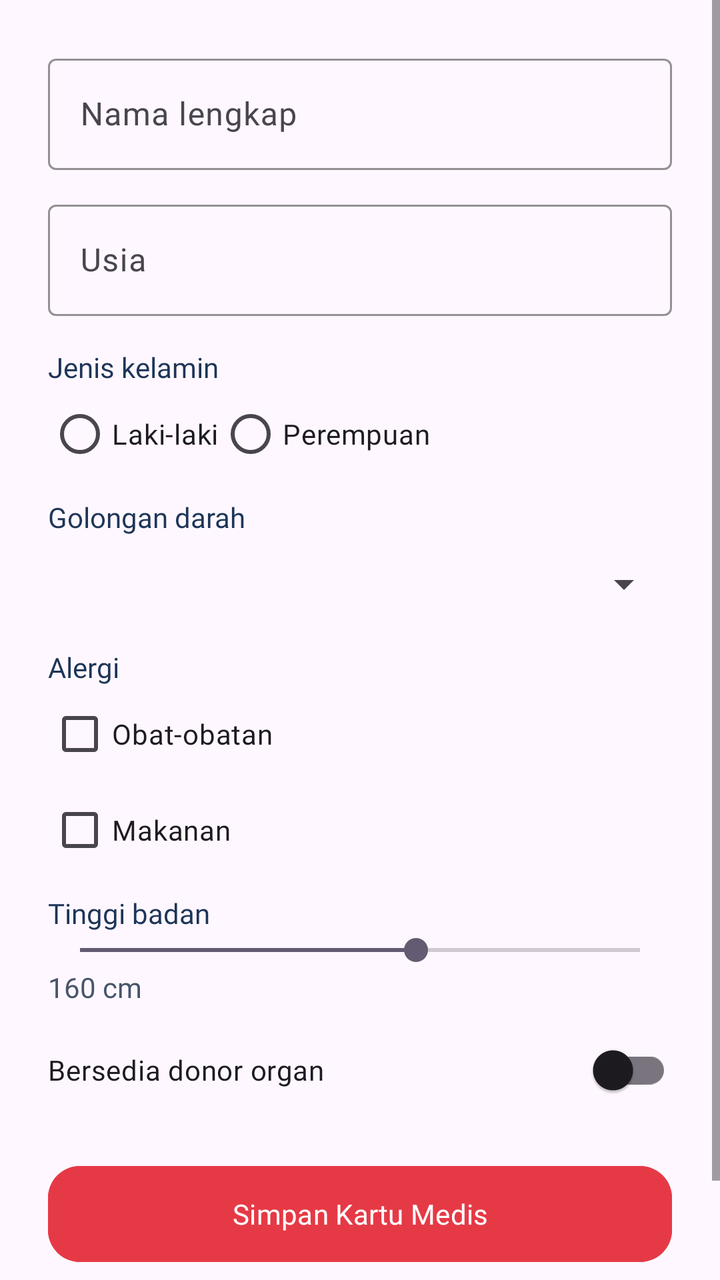
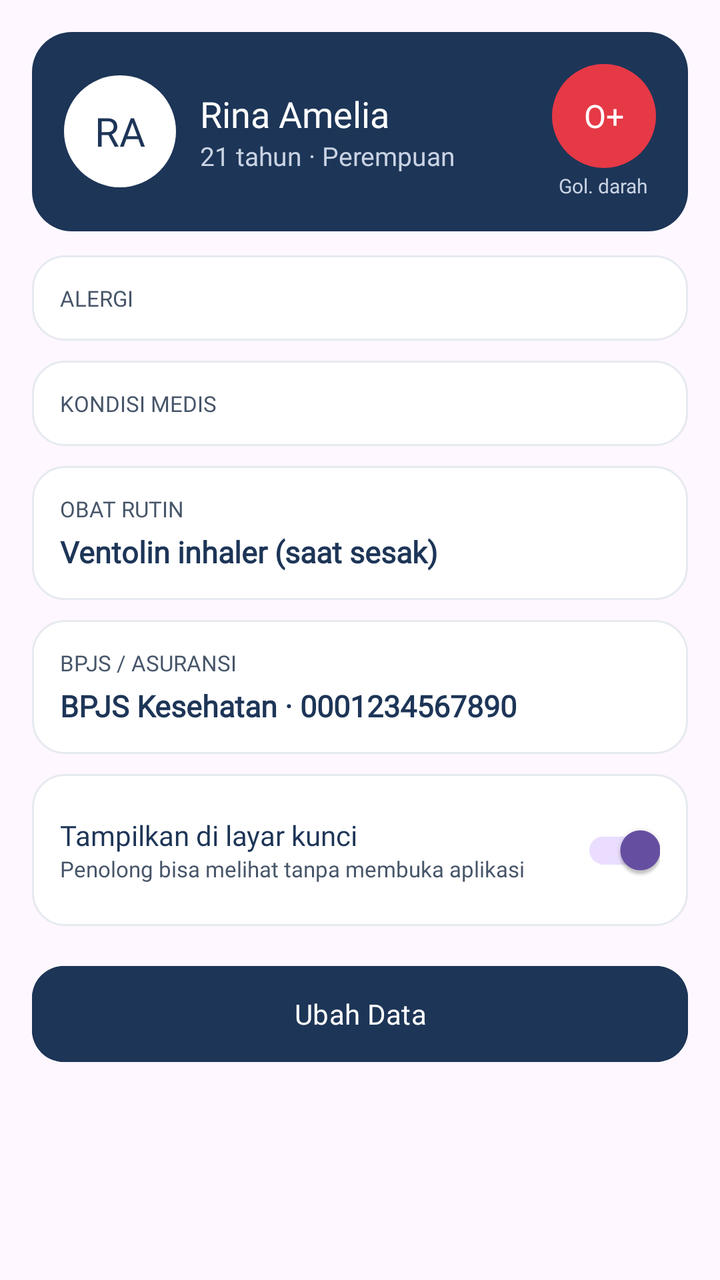

Screens rendered from an Android XML layout before and after an edit, with the pre-edit source and the edit as a unified diff.
<!-- AndroidManifest.xml: application theme Theme.MedAlert_Flora -->
<!-- res/layout/fragment_medical_card.xml -->
<?xml version="1.0" encoding="utf-8"?>
<ScrollView xmlns:android="http://schemas.android.com/apk/res/android"
    xmlns:app="http://schemas.android.com/apk/res-auto"
    android:layout_width="match_parent"
    android:layout_height="match_parent">

    <LinearLayout
        android:layout_width="match_parent"
        android:layout_height="wrap_content"
        android:orientation="vertical"
        android:padding="24dp">

        <com.google.android.material.textfield.TextInputLayout
            style="@style/Widget.Material3.TextInputLayout.OutlinedBox"
            android:layout_width="match_parent"
            android:layout_height="wrap_content"
            android:hint="Nama lengkap"
            app:boxStrokeColor="@color/medalert_blue">

            <com.google.android.material.textfield.TextInputEditText
                android:id="@+id/etName"
                android:layout_width="match_parent"
                android:layout_height="wrap_content"
                android:fontFamily="@font/inter_regular"
                android:inputType="textPersonName" />
        </com.google.android.material.textfield.TextInputLayout>

        <com.google.android.material.textfield.TextInputLayout
            style="@style/Widget.Material3.TextInputLayout.OutlinedBox"
            android:layout_width="match_parent"
            android:layout_height="wrap_content"
            android:layout_marginTop="12dp"
            android:hint="Usia"
            app:boxStrokeColor="@color/medalert_blue">

            <com.google.android.material.textfield.TextInputEditText
                android:id="@+id/etAge"
                android:layout_width="match_parent"
                android:layout_height="wrap_content"
                android:fontFamily="@font/inter_regular"
                android:inputType="number" />
        </com.google.android.material.textfield.TextInputLayout>

        <TextView
            android:layout_width="wrap_content"
            android:layout_height="wrap_content"
            android:layout_marginTop="16dp"
            android:fontFamily="@font/poppins_bold"
            android:text="Jenis kelamin"
            android:textColor="@color/medalert_blue" />

        <RadioGroup
            android:id="@+id/rgGender"
            android:layout_width="match_parent"
            android:layout_height="wrap_content"
            android:orientation="horizontal">

            <RadioButton
                android:id="@+id/rbMale"
                android:layout_width="wrap_content"
                android:layout_height="wrap_content"
                android:fontFamily="@font/inter_regular"
                android:text="Laki-laki" />

            <RadioButton
                android:id="@+id/rbFemale"
                android:layout_width="wrap_content"
                android:layout_height="wrap_content"
                android:fontFamily="@font/inter_regular"
                android:text="Perempuan" />
        </RadioGroup>

        <TextView
            android:layout_width="wrap_content"
            android:layout_height="wrap_content"
            android:layout_marginTop="8dp"
            android:fontFamily="@font/poppins_bold"
            android:text="Golongan darah"
            android:textColor="@color/medalert_blue" />

        <Spinner
            android:id="@+id/spBlood"
            android:layout_width="match_parent"
            android:layout_height="48dp" />

        <TextView
            android:layout_width="wrap_content"
            android:layout_height="wrap_content"
            android:layout_marginTop="8dp"
            android:fontFamily="@font/poppins_bold"
            android:text="Alergi"
            android:textColor="@color/medalert_blue" />

        <CheckBox
            android:id="@+id/cbAllergyDrug"
            android:layout_width="wrap_content"
            android:layout_height="wrap_content"
            android:fontFamily="@font/inter_regular"
            android:text="Obat-obatan" />

        <CheckBox
            android:id="@+id/cbAllergyFood"
            android:layout_width="wrap_content"
            android:layout_height="wrap_content"
            android:fontFamily="@font/inter_regular"
            android:text="Makanan" />

        <TextView
            android:layout_width="wrap_content"
            android:layout_height="wrap_content"
            android:layout_marginTop="8dp"
            android:fontFamily="@font/poppins_bold"
            android:text="Tinggi badan"
            android:textColor="@color/medalert_blue" />

        <SeekBar
            android:id="@+id/sbHeight"
            android:layout_width="match_parent"
            android:layout_height="wrap_content"
            android:max="100"
            android:progress="60" />

        <TextView
            android:id="@+id/tvHeight"
            android:layout_width="wrap_content"
            android:layout_height="wrap_content"
            android:fontFamily="@font/inter_regular"
            android:text="160 cm"
            android:textColor="@color/medalert_gray" />

        <com.google.android.material.switchmaterial.SwitchMaterial
            android:id="@+id/switchDonor"
            android:layout_width="match_parent"
            android:layout_height="wrap_content"
            android:layout_marginTop="8dp"
            android:fontFamily="@font/inter_regular"
            android:text="Bersedia donor organ" />

        <com.google.android.material.button.MaterialButton
            android:id="@+id/btnSave"
            android:layout_width="match_parent"
            android:layout_height="56dp"
            android:layout_marginTop="20dp"
            android:backgroundTint="@color/medalert_red"
            android:fontFamily="@font/poppins_bold"
            android:text="Simpan Kartu Medis"
            android:textColor="#FFFFFF"
            app:cornerRadius="16dp" />

        <TextView
            android:id="@+id/tvSummary"
            android:layout_width="match_parent"
            android:layout_height="wrap_content"
            android:layout_marginTop="16dp"
            android:fontFamily="@font/inter_regular"
            android:textColor="@color/medalert_blue" />
    </LinearLayout>
</ScrollView>
<!-- resources referenced by this layout -->
<resources>
  <color name="medalert_blue">#1D3557</color>
  <color name="medalert_gray">#475569</color>
  <color name="medalert_red">#E63946</color>
  <style name="Theme.MedAlert_Flora" parent="Base.Theme.MedAlert_Flora" />
  <style name="Base.Theme.MedAlert_Flora" parent="Theme.Material3.DayNight.NoActionBar">
          
          
      </style>
</resources>

<!-- the commit's change to res/layout/fragment_medical_card.xml (unified diff, before → after) -->
@@ -1,6 +1,5 @@
 <?xml version="1.0" encoding="utf-8"?>
 <ScrollView xmlns:android="http://schemas.android.com/apk/res/android"
-    xmlns:app="http://schemas.android.com/apk/res-auto"
     android:layout_width="match_parent"
     android:layout_height="match_parent">
 
@@ -8,151 +7,236 @@
         android:layout_width="match_parent"
         android:layout_height="wrap_content"
         android:orientation="vertical"
-        android:padding="24dp">
-
-        <com.google.android.material.textfield.TextInputLayout
-            style="@style/Widget.Material3.TextInputLayout.OutlinedBox"
-            android:layout_width="match_parent"
-            android:layout_height="wrap_content"
-            android:hint="Nama lengkap"
-            app:boxStrokeColor="@color/medalert_blue">
-
-            <com.google.android.material.textfield.TextInputEditText
-                android:id="@+id/etName"
+        android:padding="16dp">
+
+        
+        <LinearLayout
+            android:layout_width="match_parent"
+            android:layout_height="wrap_content"
+            android:background="@drawable/bg_btn_navy"
+            android:gravity="center_vertical"
+            android:orientation="horizontal"
+            android:padding="16dp">
+
+            <TextView
+                android:id="@+id/tvInitials"
+                android:layout_width="56dp"
+                android:layout_height="56dp"
+                android:background="@drawable/bg_circle_white"
+                android:fontFamily="@font/poppins_bold"
+                android:gravity="center"
+                android:text="RA"
+                android:textColor="@color/medalert_blue"
+                android:textSize="20sp" />
+
+            <LinearLayout
+                android:layout_width="0dp"
+                android:layout_height="wrap_content"
+                android:layout_marginStart="12dp"
+                android:layout_weight="1"
+                android:orientation="vertical">
+
+                <TextView
+                    android:id="@+id/tvName"
+                    android:layout_width="wrap_content"
+                    android:layout_height="wrap_content"
+                    android:fontFamily="@font/poppins_bold"
+                    android:text="Rina Amelia"
+                    android:textColor="#FFFFFF"
+                    android:textSize="18sp" />
+
+                <TextView
+                    android:id="@+id/tvAgeGender"
+                    android:layout_width="wrap_content"
+                    android:layout_height="wrap_content"
+                    android:fontFamily="@font/inter_regular"
+                    android:text="21 tahun · Perempuan"
+                    android:textColor="#C9D3E3"
+                    android:textSize="13sp" />
+            </LinearLayout>
+
+            <LinearLayout
+                android:layout_width="wrap_content"
+                android:layout_height="wrap_content"
+                android:gravity="center_horizontal"
+                android:orientation="vertical">
+
+                <TextView
+                    android:id="@+id/tvBlood"
+                    android:layout_width="52dp"
+                    android:layout_height="52dp"
+                    android:background="@drawable/bg_blood_red"
+                    android:fontFamily="@font/poppins_bold"
+                    android:gravity="center"
+                    android:text="O+"
+                    android:textColor="#FFFFFF"
+                    android:textSize="16sp" />
+
+                <TextView
+                    android:layout_width="wrap_content"
+                    android:layout_height="wrap_content"
+                    android:layout_marginTop="2dp"
+                    android:fontFamily="@font/inter_regular"
+                    android:text="Gol. darah"
+                    android:textColor="#C9D3E3"
+                    android:textSize="10sp" />
+            </LinearLayout>
+        </LinearLayout>
+
+        
+        <LinearLayout
+            android:layout_width="match_parent"
+            android:layout_height="wrap_content"
+            android:layout_marginTop="12dp"
+            android:background="@drawable/bg_card"
+            android:orientation="vertical"
+            android:padding="14dp">
+
+            <TextView
+                android:layout_width="wrap_content"
+                android:layout_height="wrap_content"
+                android:fontFamily="@font/poppins_bold"
+                android:text="ALERGI"
+                android:textColor="@color/medalert_gray"
+                android:textSize="11sp" />
+
+            <com.google.android.material.chip.ChipGroup
+                android:id="@+id/chipAllergy"
                 android:layout_width="match_parent"
-                android:layout_height="wrap_content"
+                android:layout_height="wrap_content" />
+        </LinearLayout>
+
+        
+        <LinearLayout
+            android:layout_width="match_parent"
+            android:layout_height="wrap_content"
+            android:layout_marginTop="10dp"
+            android:background="@drawable/bg_card"
+            android:orientation="vertical"
+            android:padding="14dp">
+
+            <TextView
+                android:layout_width="wrap_content"
+                android:layout_height="wrap_content"
+                android:fontFamily="@font/poppins_bold"
+                android:text="KONDISI MEDIS"
+                android:textColor="@color/medalert_gray"
+                android:textSize="11sp" />
+
+            <com.google.android.material.chip.ChipGroup
+                android:id="@+id/chipCondition"
+                android:layout_width="match_parent"
+                android:layout_height="wrap_content" />
+        </LinearLayout>
+
+        
+        <LinearLayout
+            android:layout_width="match_parent"
+            android:layout_height="wrap_content"
+            android:layout_marginTop="10dp"
+            android:background="@drawable/bg_card"
+            android:orientation="vertical"
+            android:padding="14dp">
+
+            <TextView
+                android:layout_width="wrap_content"
+                android:layout_height="wrap_content"
+                android:fontFamily="@font/poppins_bold"
+                android:text="OBAT RUTIN"
+                android:textColor="@color/medalert_gray"
+                android:textSize="11sp" />
+
+            <TextView
+                android:id="@+id/tvMeds"
+                android:layout_width="wrap_content"
+                android:layout_height="wrap_content"
+                android:layout_marginTop="4dp"
                 android:fontFamily="@font/inter_regular"
-                android:inputType="textPersonName" />
-        </com.google.android.material.textfield.TextInputLayout>
-
-        <com.google.android.material.textfield.TextInputLayout
-            style="@style/Widget.Material3.TextInputLayout.OutlinedBox"
-            android:layout_width="match_parent"
-            android:layout_height="wrap_content"
-            android:layout_marginTop="12dp"
-            android:hint="Usia"
-            app:boxStrokeColor="@color/medalert_blue">
-
-            <com.google.android.material.textfield.TextInputEditText
-                android:id="@+id/etAge"
-                android:layout_width="match_parent"
-                android:layout_height="wrap_content"
+                android:text="Ventolin inhaler (saat sesak)"
+                android:textColor="@color/medalert_blue"
+                android:textSize="15sp"
+                android:textStyle="bold" />
+        </LinearLayout>
+
+        
+        <LinearLayout
+            android:layout_width="match_parent"
+            android:layout_height="wrap_content"
+            android:layout_marginTop="10dp"
+            android:background="@drawable/bg_card"
+            android:orientation="vertical"
+            android:padding="14dp">
+
+            <TextView
+                android:layout_width="wrap_content"
+                android:layout_height="wrap_content"
+                android:fontFamily="@font/poppins_bold"
+                android:text="BPJS / ASURANSI"
+                android:textColor="@color/medalert_gray"
+                android:textSize="11sp" />
+
+            <TextView
+                android:id="@+id/tvBpjs"
+                android:layout_width="wrap_content"
+                android:layout_height="wrap_content"
+                android:layout_marginTop="4dp"
                 android:fontFamily="@font/inter_regular"
-                android:inputType="number" />
-        </com.google.android.material.textfield.TextInputLayout>
-
-        <TextView
-            android:layout_width="wrap_content"
-            android:layout_height="wrap_content"
+                android:text="BPJS Kesehatan · 0001234567890"
+                android:textColor="@color/medalert_blue"
+                android:textSize="15sp"
+                android:textStyle="bold" />
+        </LinearLayout>
+
+        
+        <LinearLayout
+            android:layout_width="match_parent"
+            android:layout_height="wrap_content"
+            android:layout_marginTop="10dp"
+            android:background="@drawable/bg_card"
+            android:gravity="center_vertical"
+            android:orientation="horizontal"
+            android:padding="14dp">
+
+            <LinearLayout
+                android:layout_width="0dp"
+                android:layout_height="wrap_content"
+                android:layout_weight="1"
+                android:orientation="vertical">
+
+                <TextView
+                    android:layout_width="wrap_content"
+                    android:layout_height="wrap_content"
+                    android:fontFamily="@font/poppins_bold"
+                    android:text="Tampilkan di layar kunci"
+                    android:textColor="@color/medalert_blue"
+                    android:textSize="14sp" />
+
+                <TextView
+                    android:layout_width="wrap_content"
+                    android:layout_height="wrap_content"
+                    android:fontFamily="@font/inter_regular"
+                    android:text="Penolong bisa melihat tanpa membuka aplikasi"
+                    android:textColor="@color/medalert_gray"
+                    android:textSize="11sp" />
+            </LinearLayout>
+
+            <com.google.android.material.switchmaterial.SwitchMaterial
+                android:id="@+id/switchLock"
+                android:layout_width="wrap_content"
+                android:layout_height="wrap_content"
+                android:checked="true" />
+        </LinearLayout>
+
+        <com.google.android.material.button.MaterialButton
+            xmlns:app="http://schemas.android.com/apk/res-auto"
+            android:id="@+id/btnEdit"
+            android:layout_width="match_parent"
+            android:layout_height="56dp"
             android:layout_marginTop="16dp"
+            android:backgroundTint="@color/medalert_blue"
             android:fontFamily="@font/poppins_bold"
-            android:text="Jenis kelamin"
-            android:textColor="@color/medalert_blue" />
-
-        <RadioGroup
-            android:id="@+id/rgGender"
-            android:layout_width="match_parent"
-            android:layout_height="wrap_content"
-            android:orientation="horizontal">
-
-            <RadioButton
-                android:id="@+id/rbMale"
-                android:layout_width="wrap_content"
-                android:layout_height="wrap_content"
-                android:fontFamily="@font/inter_regular"
-                android:text="Laki-laki" />
-
-            <RadioButton
-                android:id="@+id/rbFemale"
-                android:layout_width="wrap_content"
-                android:layout_height="wrap_content"
-                android:fontFamily="@font/inter_regular"
-                android:text="Perempuan" />
-        </RadioGroup>
-
-        <TextView
-            android:layout_width="wrap_content"
-            android:layout_height="wrap_content"
-            android:layout_marginTop="8dp"
-            android:fontFamily="@font/poppins_bold"
-            android:text="Golongan darah"
-            android:textColor="@color/medalert_blue" />
-
-        <Spinner
-            android:id="@+id/spBlood"
-            android:layout_width="match_parent"
-            android:layout_height="48dp" />
-
-        <TextView
-            android:layout_width="wrap_content"
-            android:layout_height="wrap_content"
-            android:layout_marginTop="8dp"
-            android:fontFamily="@font/poppins_bold"
-            android:text="Alergi"
-            android:textColor="@color/medalert_blue" />
-
-        <CheckBox
-            android:id="@+id/cbAllergyDrug"
-            android:layout_width="wrap_content"
-            android:layout_height="wrap_content"
-            android:fontFamily="@font/inter_regular"
-            android:text="Obat-obatan" />
-
-        <CheckBox
-            android:id="@+id/cbAllergyFood"
-            android:layout_width="wrap_content"
-            android:layout_height="wrap_content"
-            android:fontFamily="@font/inter_regular"
-            android:text="Makanan" />
-
-        <TextView
-            android:layout_width="wrap_content"
-            android:layout_height="wrap_content"
-            android:layout_marginTop="8dp"
-            android:fontFamily="@font/poppins_bold"
-            android:text="Tinggi badan"
-            android:textColor="@color/medalert_blue" />
-
-        <SeekBar
-            android:id="@+id/sbHeight"
-            android:layout_width="match_parent"
-            android:layout_height="wrap_content"
-            android:max="100"
-            android:progress="60" />
-
-        <TextView
-            android:id="@+id/tvHeight"
-            android:layout_width="wrap_content"
-            android:layout_height="wrap_content"
-            android:fontFamily="@font/inter_regular"
-            android:text="160 cm"
-            android:textColor="@color/medalert_gray" />
-
-        <com.google.android.material.switchmaterial.SwitchMaterial
-            android:id="@+id/switchDonor"
-            android:layout_width="match_parent"
-            android:layout_height="wrap_content"
-            android:layout_marginTop="8dp"
-            android:fontFamily="@font/inter_regular"
-            android:text="Bersedia donor organ" />
-
-        <com.google.android.material.button.MaterialButton
-            android:id="@+id/btnSave"
-            android:layout_width="match_parent"
-            android:layout_height="56dp"
-            android:layout_marginTop="20dp"
-            android:backgroundTint="@color/medalert_red"
-            android:fontFamily="@font/poppins_bold"
-            android:text="Simpan Kartu Medis"
+            android:text="Ubah Data"
             android:textColor="#FFFFFF"
             app:cornerRadius="16dp" />
-
-        <TextView
-            android:id="@+id/tvSummary"
-            android:layout_width="match_parent"
-            android:layout_height="wrap_content"
-            android:layout_marginTop="16dp"
-            android:fontFamily="@font/inter_regular"
-            android:textColor="@color/medalert_blue" />
     </LinearLayout>
 </ScrollView>
<!-- resource entries referenced after the edit -->
@@ -2,7 +2,31 @@
 <resources>
   <color name="medalert_blue">#1D3557</color>
   <color name="medalert_gray">#475569</color>
+  <!-- drawable bg_blood_red (drawable) -->
+  <?xml version="1.0" encoding="utf-8"?>
+  <shape xmlns:android="http://schemas.android.com/apk/res/android" android:shape="oval">
+      <solid android:color="@color/medalert_red" />
+  </shape>
+  <!-- drawable bg_btn_navy (drawable) -->
+  <?xml version="1.0" encoding="utf-8"?>
+  <shape xmlns:android="http://schemas.android.com/apk/res/android" android:shape="rectangle">
+      <solid android:color="@color/medalert_blue" />
+      <corners android:radius="20dp" />
+  </shape>
+  <!-- drawable bg_card (drawable) -->
+  <?xml version="1.0" encoding="utf-8"?>
+  <shape xmlns:android="http://schemas.android.com/apk/res/android" android:shape="rectangle">
+      <solid android:color="#FFFFFF" />
+      <corners android:radius="16dp" />
+      <stroke android:width="1dp" android:color="@color/medalert_stroke" />
+  </shape>
+  <!-- drawable bg_circle_white (drawable) -->
+  <?xml version="1.0" encoding="utf-8"?>
+  <shape xmlns:android="http://schemas.android.com/apk/res/android" android:shape="oval">
+      <solid android:color="#FFFFFF" />
+  </shape>
   <color name="medalert_red">#E63946</color>
+  <color name="medalert_stroke">#E6EAF0</color>
   <style name="Theme.MedAlert_Flora" parent="Base.Theme.MedAlert_Flora" />
   <style name="Base.Theme.MedAlert_Flora" parent="Theme.Material3.DayNight.NoActionBar">
           
